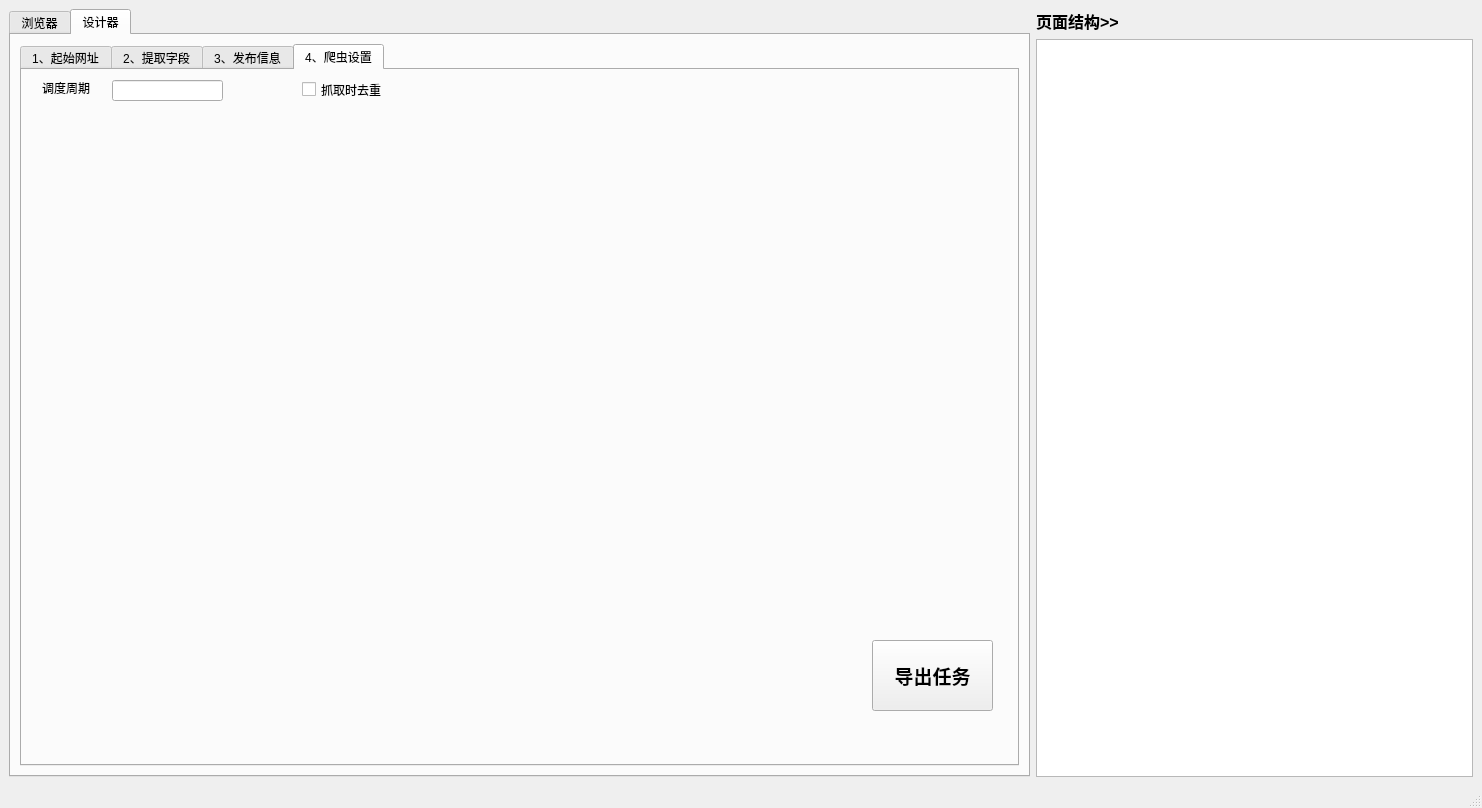
Qt form ToolWindow.ui (xihuyu20000/ToolWindow) before a commit.
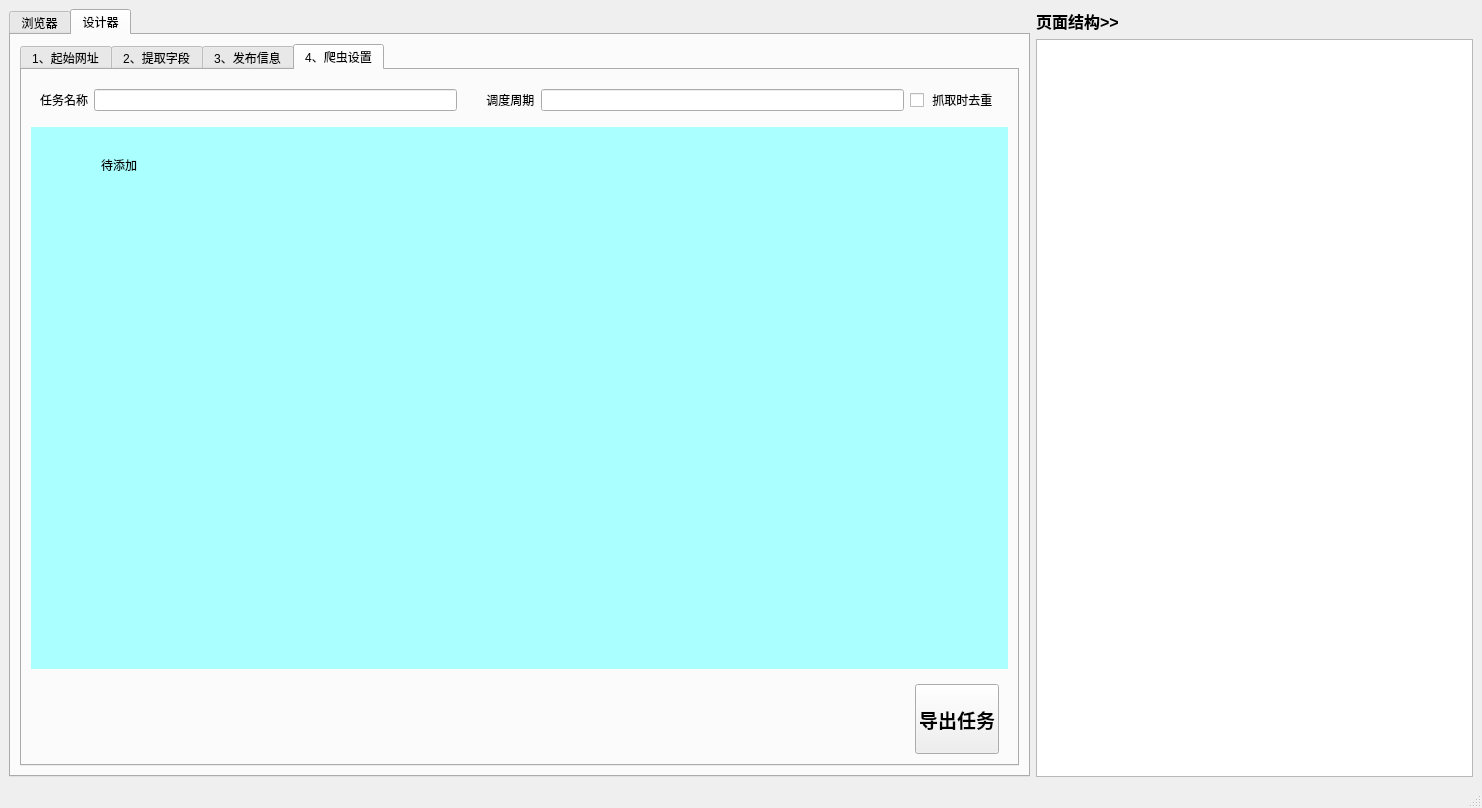
The same form after that commit. The open tabs and pages were chosen to show the change.

Commit message: 任务设置解决，能够导出

```diff
--- a/ToolWindow.ui
+++ b/ToolWindow.ui
@@ -745,53 +745,121 @@
                 <attribute name="title">
                  <string>4、爬虫设置</string>
                 </attribute>
+                <layout class="QVBoxLayout" name="verticalLayout_2">
+                 <item>
+                  <widget class="QWidget" name="widget_5" native="true">
+                   <layout class="QHBoxLayout" name="horizontalLayout_8">
+                    <item>
+                     <widget class="QLabel" name="label_">
+                      <property name="text">
+                       <string>任务名称</string>
+                      </property>
+                     </widget>
+                    </item>
+                    <item>
+                     <widget class="QLineEdit" name="lineEdit_taskName">
+                      <property name="text">
+                       <string/>
+                      </property>
+                     </widget>
+                    </item>
+                    <item>
                 <widget class="QLabel" name="label_9">
-                 <property name="geometry">
-                  <rect>
-                   <x>20</x>
-                   <y>10</y>
-                   <width>61</width>
-                   <height>16</height>
-                  </rect>
-                 </property>
                  <property name="text">
-                  <string>调度周期</string>
-                 </property>
-                </widget>
-                <widget class="QLineEdit" name="lineEdit_6">
-                 <property name="geometry">
-                  <rect>
-                   <x>90</x>
-                   <y>10</y>
-                   <width>111</width>
-                   <height>21</height>
-                  </rect>
-                 </property>
+                       <string>       调度周期</string>
+                      </property>
+                     </widget>
+                    </item>
+                    <item>
+                     <widget class="QLineEdit" name="lineEdit_schedulePeriod">
                  <property name="text">
                   <string/>
                  </property>
                 </widget>
-                <widget class="QCheckBox" name="checkBox_5">
+                    </item>
+                    <item>
+                     <widget class="QCheckBox" name="checkBox_duplicate">
+                      <property name="text">
+                       <string> 抓取时去重</string>
+                      </property>
+                     </widget>
+                    </item>
+                   </layout>
+                  </widget>
+                 </item>
+                 <item>
+                  <widget class="QWidget" name="widget_15" native="true">
+                   <property name="sizePolicy">
+                    <sizepolicy hsizetype="Preferred" vsizetype="Expanding">
+                     <horstretch>0</horstretch>
+                     <verstretch>0</verstretch>
+                    </sizepolicy>
+                   </property>
+                   <property name="styleSheet">
+                    <string notr="true">background-color: rgb(170, 255, 255);</string>
+                   </property>
+                   <widget class="QLabel" name="label_3">
                  <property name="geometry">
                   <rect>
-                   <x>280</x>
-                   <y>10</y>
-                   <width>111</width>
-                   <height>19</height>
+                      <x>70</x>
+                      <y>30</y>
+                      <width>72</width>
+                      <height>15</height>
                   </rect>
                  </property>
                  <property name="text">
-                  <string>抓取时去重</string>
-                 </property>
-                </widget>
+                     <string>待添加</string>
+                    </property>
+                   </widget>
+                  </widget>
+                 </item>
+                 <item>
+                  <widget class="QWidget" name="widget_6" native="true">
+                   <property name="sizePolicy">
+                    <sizepolicy hsizetype="Preferred" vsizetype="Fixed">
+                     <horstretch>0</horstretch>
+                     <verstretch>0</verstretch>
+                    </sizepolicy>
+                   </property>
+                   <property name="minimumSize">
+                    <size>
+                     <width>0</width>
+                     <height>80</height>
+                    </size>
+                   </property>
+                   <property name="maximumSize">
+                    <size>
+                     <width>16777215</width>
+                     <height>80</height>
+                    </size>
+                   </property>
+                   <layout class="QHBoxLayout" name="horizontalLayout_10">
+                    <item>
+                     <spacer name="horizontalSpacer_2">
+                      <property name="orientation">
+                       <enum>Qt::Horizontal</enum>
+                      </property>
+                      <property name="sizeHint" stdset="0">
+                       <size>
+                        <width>40</width>
+                        <height>20</height>
+                       </size>
+                      </property>
+                     </spacer>
+                    </item>
+                    <item>
                 <widget class="QPushButton" name="pushButton_exportTask">
-                 <property name="geometry">
-                  <rect>
-                   <x>850</x>
-                   <y>570</y>
-                   <width>121</width>
-                   <height>71</height>
-                  </rect>
+                      <property name="minimumSize">
+                       <size>
+                        <width>0</width>
+                        <height>70</height>
+                       </size>
+                      </property>
+                      <property name="maximumSize">
+                       <size>
+                        <width>16777215</width>
+                        <height>70</height>
+                       </size>
                  </property>
                  <property name="font">
                   <font>
@@ -804,6 +872,11 @@
                   <string>导出任务</string>
                  </property>
                 </widget>
+                    </item>
+                   </layout>
+                  </widget>
+                 </item>
+                </layout>
                </widget>
               </widget>
              </item>
```
Left out of the diff: 33 changed lines with no effect on the pictures. Lines whose indentation alone changed are shown as unchanged. The commit also changes 2 other files.
